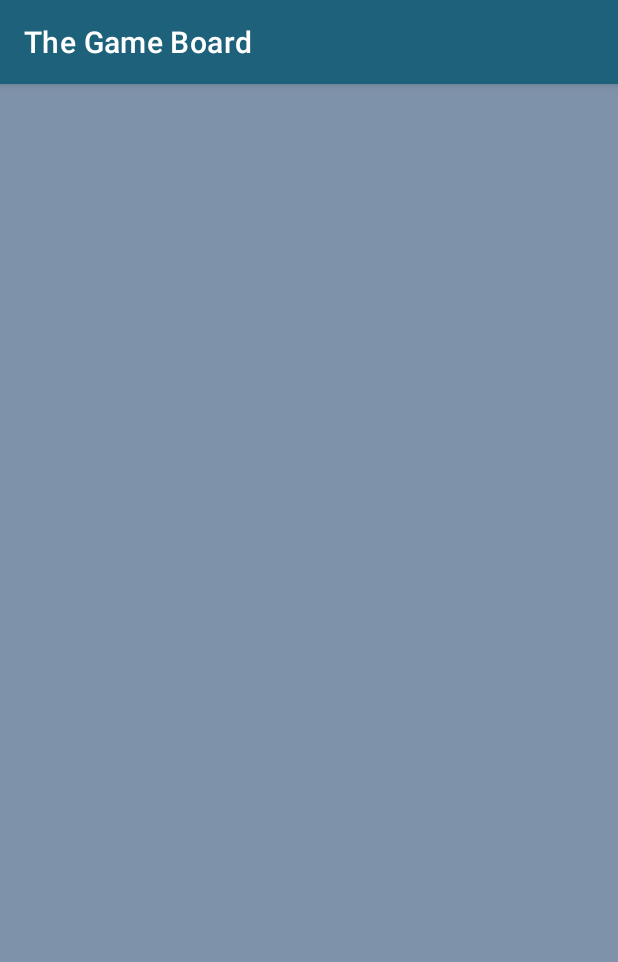
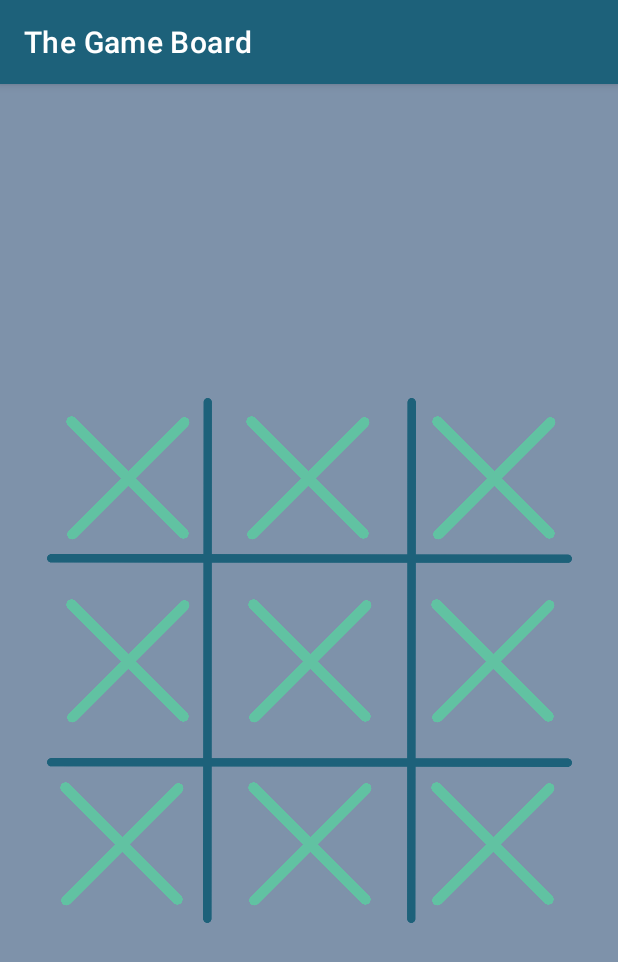
Before and after one commit to Waterfighter1/GamePortal, an Android app: the tictactoe screen opened directly, with no data from a screen before it, on a phone screen of 412 x 824 dp. Shown: the top 962 px of the screen. Run offline under Robolectric (Android 15) with nearby library versions, the phone set to English and light mode, and no system bars.

Commit message:
Tic Tac Toe Places Placed

```diff
--- a/app/src/main/java/com/zybooks/gameportal/MainActivity.java
+++ b/app/src/main/java/com/zybooks/gameportal/MainActivity.java
@@ -25,6 +25,7 @@ public class MainActivity extends AppCompatActivity {
 
                 Intent nextScreen = new Intent(MainActivity.this, gameselect.class);
                 startActivity(nextScreen);
+                // TO DO: PASS DATA THROUGH SHARED PREFERENCES
             }
         });
 
--- a/app/src/main/res/layout/activity_tictactoe2.xml
+++ b/app/src/main/res/layout/activity_tictactoe2.xml
@@ -2,9 +2,118 @@
 <androidx.constraintlayout.widget.ConstraintLayout xmlns:android="http://schemas.android.com/apk/res/android"
     xmlns:app="http://schemas.android.com/apk/res-auto"
     xmlns:tools="http://schemas.android.com/tools"
+    android:id="@+id/s"
     android:layout_width="match_parent"
     android:layout_height="match_parent"
-    tools:context=".tictactoe"
-    android:background="#7E92AA">
+    android:background="#7E92AA"
+    tools:context=".tictactoe">
 
+    <ImageView
+        android:id="@+id/grid"
+        android:layout_width="350dp"
+        android:layout_height="350dp"
+        app:layout_constraintBottom_toBottomOf="parent"
+        app:layout_constraintEnd_toEndOf="parent"
+        app:layout_constraintStart_toStartOf="parent"
+        app:layout_constraintTop_toTopOf="parent"
+        app:srcCompat="@drawable/grid" />
+
+    <ImageView
+        android:id="@+id/spot5"
+        android:layout_width="99dp"
+        android:layout_height="106dp"
+        app:layout_constraintBottom_toBottomOf="@+id/grid"
+        app:layout_constraintEnd_toEndOf="@+id/grid"
+        app:layout_constraintHorizontal_bias="0.988"
+        app:layout_constraintStart_toStartOf="@+id/grid"
+        app:layout_constraintTop_toTopOf="@+id/grid"
+        app:srcCompat="@drawable/x" />
+
+    <ImageView
+        android:id="@+id/spot11"
+        android:layout_width="99dp"
+        android:layout_height="106dp"
+        app:layout_constraintBottom_toBottomOf="@+id/grid"
+        app:layout_constraintEnd_toEndOf="@+id/grid"
+        app:layout_constraintHorizontal_bias="0.988"
+        app:layout_constraintStart_toStartOf="@+id/grid"
+        app:layout_constraintTop_toTopOf="@+id/grid"
+        app:layout_constraintVertical_bias="1.0"
+        app:srcCompat="@drawable/x" />
+
+    <ImageView
+        android:id="@+id/spot10"
+        android:layout_width="99dp"
+        android:layout_height="106dp"
+        app:layout_constraintBottom_toBottomOf="@+id/grid"
+        app:layout_constraintEnd_toEndOf="@+id/grid"
+        app:layout_constraintStart_toStartOf="@+id/grid"
+        app:layout_constraintTop_toTopOf="@+id/grid"
+        app:srcCompat="@drawable/x" />
+
+    <ImageView
+        android:id="@+id/spot7"
+        android:layout_width="99dp"
+        android:layout_height="106dp"
+        android:layout_marginEnd="27dp"
+        app:layout_constraintBottom_toBottomOf="@+id/grid"
+        app:layout_constraintEnd_toEndOf="@+id/grid"
+        app:layout_constraintEnd_toStartOf="@+id/spot8"
+        app:layout_constraintHorizontal_bias="0.0"
+        app:layout_constraintStart_toStartOf="@+id/grid"
+        app:layout_constraintTop_toBottomOf="@+id/spot4"
+        app:layout_constraintVertical_bias="1.0"
+        app:srcCompat="@drawable/x" />
+
+    <ImageView
+        android:id="@+id/spot4"
+        android:layout_width="99dp"
+        android:layout_height="106dp"
+        app:layout_constraintBottom_toBottomOf="@+id/grid"
+        app:layout_constraintEnd_toEndOf="@+id/grid"
+        app:layout_constraintHorizontal_bias="0.015"
+        app:layout_constraintStart_toStartOf="@+id/grid"
+        app:layout_constraintTop_toBottomOf="@+id/spot1"
+        app:layout_constraintVertical_bias="0.115"
+        app:srcCompat="@drawable/x" />
+
+    <ImageView
+        android:id="@+id/spot1"
+        android:layout_width="99dp"
+        android:layout_height="106dp"
+        android:layout_marginStart="4dp"
+        app:layout_constraintStart_toStartOf="@+id/grid"
+        app:layout_constraintTop_toTopOf="@+id/grid"
+        app:srcCompat="@drawable/x" />
+
+    <ImageView
+        android:id="@+id/spot3"
+        android:layout_width="99dp"
+        android:layout_height="106dp"
+        android:layout_marginStart="248dp"
+        app:layout_constraintStart_toStartOf="@+id/grid"
+        app:layout_constraintTop_toTopOf="@+id/grid"
+        app:srcCompat="@drawable/x" />
+
+    <ImageView
+        android:id="@+id/spot2"
+        android:layout_width="99dp"
+        android:layout_height="106dp"
+        android:layout_marginStart="120dp"
+        app:layout_constraintBottom_toTopOf="@+id/spot5"
+        app:layout_constraintStart_toStartOf="@+id/spot1"
+        app:layout_constraintTop_toTopOf="@+id/grid"
+        app:layout_constraintVertical_bias="0.0"
+        app:srcCompat="@drawable/x" />
+
+    <ImageView
+        android:id="@+id/spot8"
+        android:layout_width="99dp"
+        android:layout_height="106dp"
+        android:layout_marginTop="15dp"
+        app:layout_constraintBottom_toBottomOf="@+id/grid"
+        app:layout_constraintEnd_toEndOf="@+id/grid"
+        app:layout_constraintStart_toStartOf="@+id/grid"
+        app:layout_constraintTop_toBottomOf="@+id/spot5"
+        app:srcCompat="@drawable/x" />
 </androidx.constraintlayout.widget.ConstraintLayout>
```
Also changed, not shown: app/src/main/res/drawable/grid.png (added), app/src/main/res/drawable/x.png (added).
